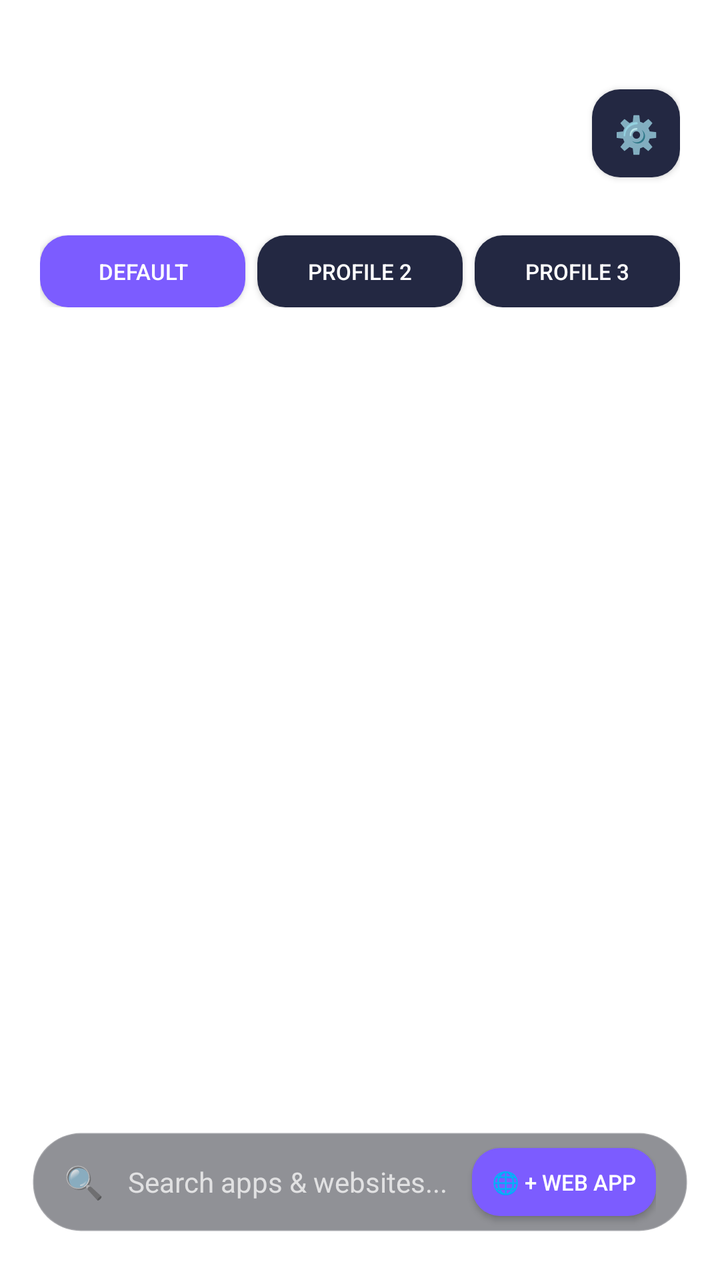
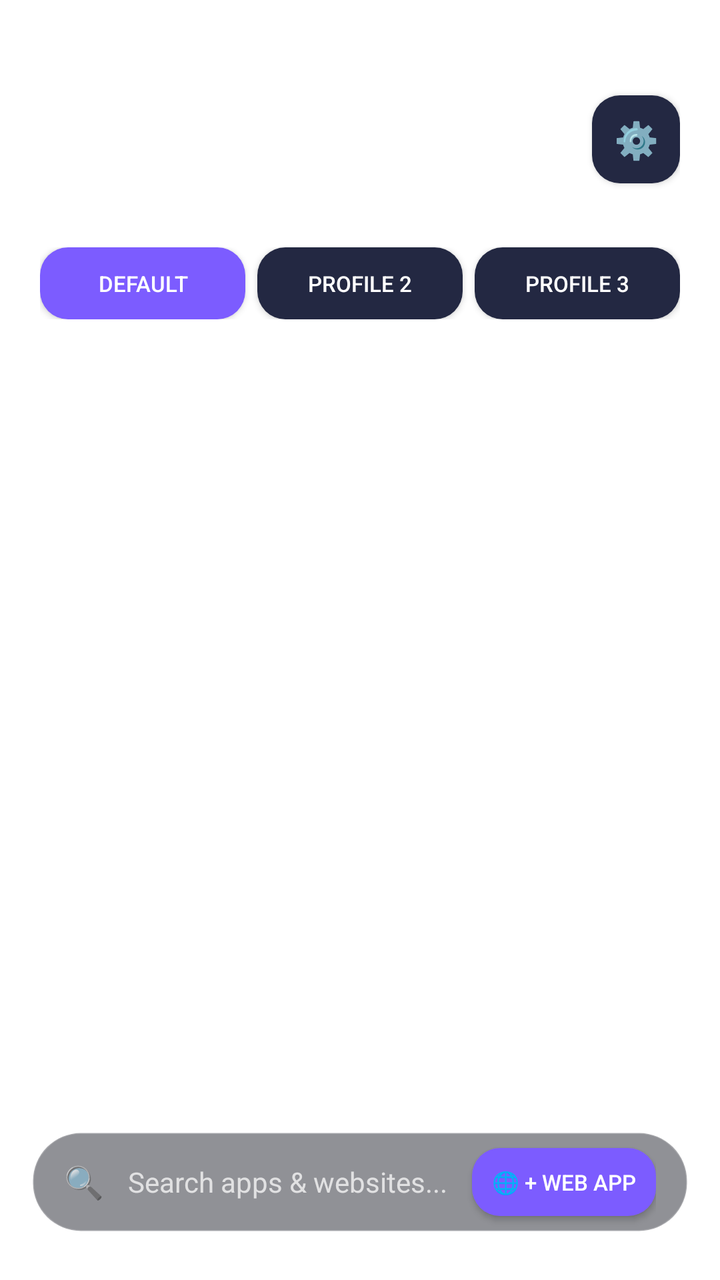

An Android layout rendered at two revisions. The XML below is the earlier revision; the diff shows what the commit changed to produce the second picture.
<!-- AndroidManifest.xml: activity theme android:Theme.Material.Wallpaper.NoTitleBar -->
<!-- res/layout/activity_home.xml -->
<?xml version="1.0" encoding="utf-8"?>
<RelativeLayout xmlns:android="http://schemas.android.com/apk/res/android"
    android:id="@+id/home_root"
    android:layout_width="match_parent"
    android:layout_height="match_parent"
    android:fitsSystemWindows="true">

    
    <LinearLayout
        android:id="@+id/header_container"
        android:layout_width="match_parent"
        android:layout_height="wrap_content"
        android:orientation="vertical"
        android:paddingStart="20dp"
        android:paddingEnd="20dp"
        android:paddingTop="28dp"
        android:paddingBottom="12dp">

        <RelativeLayout
            android:layout_width="match_parent"
            android:layout_height="wrap_content">

            <LinearLayout
                android:layout_width="wrap_content"
                android:layout_height="wrap_content"
                android:orientation="vertical"
                android:layout_alignParentStart="true">

                <TextView
                    android:id="@+id/home_clock"
                    android:layout_width="wrap_content"
                    android:layout_height="wrap_content"
                    android:textColor="#FFFFFF"
                    android:textSize="44sp"
                    android:fontFamily="sans-serif-medium"
                    android:shadowColor="#AA000000"
                    android:shadowDx="2"
                    android:shadowDy="2"
                    android:shadowRadius="4" />

                <TextView
                    android:id="@+id/home_date_battery"
                    android:layout_width="wrap_content"
                    android:layout_height="wrap_content"
                    android:textColor="#DDEEFA"
                    android:textSize="14sp"
                    android:shadowColor="#AA000000"
                    android:shadowDx="1"
                    android:shadowDy="1"
                    android:shadowRadius="3" />
            </LinearLayout>

            
            <Button
                android:id="@+id/btn_home_settings"
                android:layout_width="44dp"
                android:layout_height="44dp"
                android:layout_alignParentEnd="true"
                android:layout_centerVertical="true"
                android:background="@drawable/btn_ghost"
                android:text="⚙️"
                android:textSize="18sp"
                android:textColor="#FFFFFF" />
        </RelativeLayout>

        
        <LinearLayout
            android:id="@+id/home_tabs_container"
            android:layout_width="match_parent"
            android:layout_height="wrap_content"
            android:orientation="horizontal"
            android:paddingTop="12dp">

            <Button android:id="@+id/home_tab_p0" android:layout_width="0dp" android:layout_height="36dp" android:layout_weight="1" android:layout_marginEnd="3dp" android:background="@drawable/btn_accent" android:text="Default" android:textSize="11sp" android:textColor="#FFFFFF" />
            <Button android:id="@+id/home_tab_p1" android:layout_width="0dp" android:layout_height="36dp" android:layout_weight="1" android:layout_marginStart="3dp" android:layout_marginEnd="3dp" android:background="@drawable/btn_ghost" android:text="Profile 2" android:textSize="11sp" android:textColor="#FFFFFF" />
            <Button android:id="@+id/home_tab_p2" android:layout_width="0dp" android:layout_height="36dp" android:layout_weight="1" android:layout_marginStart="3dp" android:background="@drawable/btn_ghost" android:text="Profile 3" android:textSize="11sp" android:textColor="#FFFFFF" />
        </LinearLayout>
    </LinearLayout>

    
    <LinearLayout
        android:id="@+id/bottom_bar"
        android:layout_width="match_parent"
        android:layout_height="wrap_content"
        android:layout_alignParentBottom="true"
        android:orientation="vertical"
        android:paddingStart="16dp"
        android:paddingEnd="16dp"
        android:paddingBottom="24dp">

        
        <LinearLayout
            android:id="@+id/home_search_bar"
            android:layout_width="match_parent"
            android:layout_height="50dp"
            android:orientation="horizontal"
            android:gravity="center_vertical"
            android:background="@drawable/search_bar"
            android:paddingStart="16dp"
            android:paddingEnd="16dp"
            android:clickable="true"
            android:focusable="true">

            <TextView
                android:layout_width="wrap_content"
                android:layout_height="wrap_content"
                android:text="🔍"
                android:textSize="16sp" />

            <TextView
                android:id="@+id/home_search_hint"
                android:layout_width="0dp"
                android:layout_height="wrap_content"
                android:layout_weight="1"
                android:paddingStart="12dp"
                android:text="Search apps &amp; websites..."
                android:textColor="#BBFFFFFF"
                android:textSize="14sp" />

            <Button
                android:id="@+id/btn_quick_add_web"
                android:layout_width="wrap_content"
                android:layout_height="34dp"
                android:background="@drawable/btn_accent"
                android:text="🌐 + Web App"
                android:textColor="#FFFFFF"
                android:textSize="11sp"
                android:paddingStart="10dp"
                android:paddingEnd="10dp" />
        </LinearLayout>
    </LinearLayout>

    
    <LinearLayout
        android:id="@+id/home_widgets_container"
        android:layout_width="match_parent"
        android:layout_height="wrap_content"
        android:layout_below="@id/header_container"
        android:orientation="vertical"
        android:paddingStart="12dp"
        android:paddingEnd="12dp"
        android:paddingBottom="6dp" />

    
    <GridView
        android:id="@+id/home_grid"
        android:layout_width="match_parent"
        android:layout_height="match_parent"
        android:layout_below="@id/home_widgets_container"
        android:layout_above="@id/bottom_bar"
        android:numColumns="4"
        android:verticalSpacing="12dp"
        android:horizontalSpacing="4dp"
        android:paddingStart="8dp"
        android:paddingEnd="8dp"
        android:paddingTop="8dp"
        android:paddingBottom="8dp"
        android:clipToPadding="false"
        android:gravity="center" />

    
    <TextView
        android:id="@+id/home_empty_hint"
        android:layout_width="wrap_content"
        android:layout_height="wrap_content"
        android:layout_centerInParent="true"
        android:gravity="center"
        android:text="No shortcuts in this profile yet.\nTap '🌐 + Web App' below or ⚙️ Settings to add apps!"
        android:textColor="#CCFFFFFF"
        android:textSize="14sp"
        android:padding="20dp"
        android:background="@drawable/dock_card"
        android:visibility="gone" />

</RelativeLayout>
<!-- resources referenced by this layout -->
<resources>
  <!-- drawable btn_accent (drawable) -->
  <?xml version="1.0" encoding="utf-8"?>
  <shape xmlns:android="http://schemas.android.com/apk/res/android"
      android:shape="rectangle">
      <corners android:radius="14dp" />
      <solid android:color="#FF7C5CFF" />
  </shape>
  <!-- drawable btn_ghost (drawable) -->
  <?xml version="1.0" encoding="utf-8"?>
  <shape xmlns:android="http://schemas.android.com/apk/res/android"
      android:shape="rectangle">
      <corners android:radius="14dp" />
      <solid android:color="#FF232842" />
  </shape>
  <!-- drawable dock_card (drawable) -->
  <?xml version="1.0" encoding="utf-8"?>
  <shape xmlns:android="http://schemas.android.com/apk/res/android"
      android:shape="rectangle">
      <corners android:radius="28dp" />
      <solid android:color="#CC12141F" />
      <stroke android:width="1dp" android:color="#22FFFFFF" />
  </shape>
  <!-- drawable search_bar (drawable) -->
  <?xml version="1.0" encoding="utf-8"?>
  <shape xmlns:android="http://schemas.android.com/apk/res/android"
      android:shape="rectangle">
      <corners android:radius="24dp" />
      <solid android:color="#7712141F" />
      <stroke android:width="1dp" android:color="#33FFFFFF" />
  </shape>
</resources>

<!-- the commit's change to res/layout/activity_home.xml (unified diff, before → after) -->
@@ -48,6 +48,53 @@
                     android:shadowDx="1"
                     android:shadowDy="1"
                     android:shadowRadius="3" />
+
+                
+                <LinearLayout
+                    android:id="@+id/home_glance_bar"
+                    android:layout_width="wrap_content"
+                    android:layout_height="wrap_content"
+                    android:orientation="horizontal"
+                    android:paddingTop="6dp">
+
+                    <TextView
+                        android:id="@+id/glance_alarm"
+                        android:layout_width="wrap_content"
+                        android:layout_height="26dp"
+                        android:background="@drawable/dock_card"
+                        android:gravity="center_vertical"
+                        android:paddingStart="8dp"
+                        android:paddingEnd="8dp"
+                        android:textColor="#FFFFFF"
+                        android:textSize="11sp"
+                        android:layout_marginEnd="6dp"
+                        android:visibility="gone" />
+
+                    <TextView
+                        android:id="@+id/glance_event"
+                        android:layout_width="wrap_content"
+                        android:layout_height="26dp"
+                        android:background="@drawable/dock_card"
+                        android:gravity="center_vertical"
+                        android:paddingStart="8dp"
+                        android:paddingEnd="8dp"
+                        android:textColor="#FFFFFF"
+                        android:textSize="11sp"
+                        android:layout_marginEnd="6dp"
+                        android:visibility="gone" />
+
+                    <TextView
+                        android:id="@+id/glance_battery"
+                        android:layout_width="wrap_content"
+                        android:layout_height="26dp"
+                        android:background="@drawable/dock_card"
+                        android:gravity="center_vertical"
+                        android:paddingStart="8dp"
+                        android:paddingEnd="8dp"
+                        android:textColor="#FFFFFF"
+                        android:textSize="11sp"
+                        android:visibility="gone" />
+                </LinearLayout>
             </LinearLayout>
 
             
